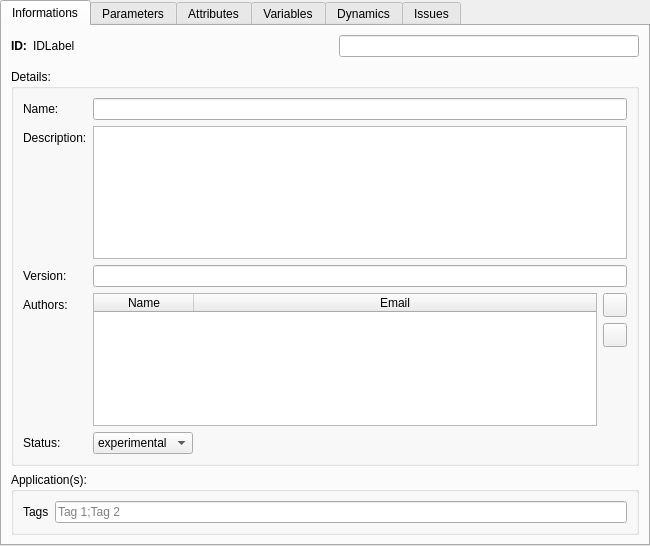
OpenFLUID/openfluid, file src/openfluid/ui/common/SignatureEditorWidget.ui: the form before one commit.
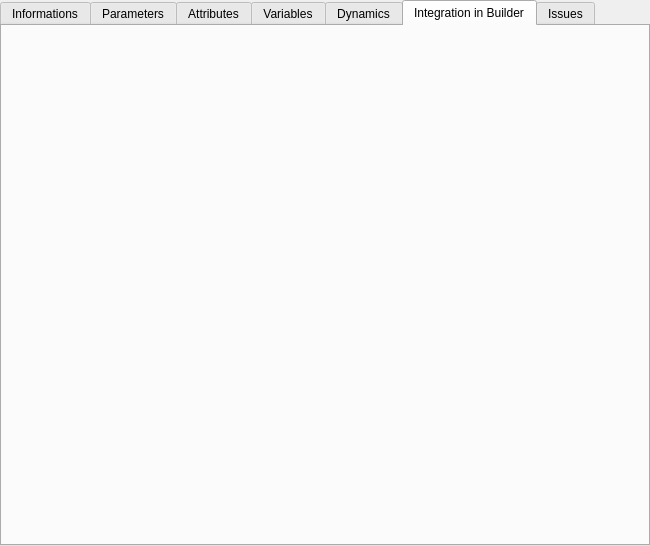
The form after the commit. The open tabs and pages were chosen to show the change. Custom widgets are drawn as their Qt base class.

Commit message:
Builderext options in Devstudio
* moved as dedicated widget
* used in new ware and signature dialogs
* removed duplicated builderext signature class

(references OpenFLUID/openfluid#1215)

```diff
--- a/src/openfluid/ui/common/SignatureEditorWidget.ui
+++ b/src/openfluid/ui/common/SignatureEditorWidget.ui
@@ -488,6 +488,29 @@
     </item>
    </layout>
   </widget>
+  <widget class="QWidget" name="BuilderextTab">
+   <attribute name="title">
+    <string>Integration in Builder</string>
+   </attribute>
+   <layout class="QVBoxLayout" name="verticalLayout_15">
+    <item>
+     <widget class="openfluid::ui::common::BuilderextSetupWidget" name="BextSetupWidget" native="true"/>
+    </item>
+    <item>
+     <spacer name="verticalSpacer_4">
+      <property name="orientation">
+       <enum>Qt::Vertical</enum>
+      </property>
+      <property name="sizeHint" stdset="0">
+       <size>
+        <width>20</width>
+        <height>40</height>
+       </size>
+      </property>
+     </spacer>
+    </item>
+   </layout>
+  </widget>
   <widget class="QWidget" name="IssuesTab">
    <attribute name="title">
     <string>Issues</string>
@@ -500,6 +523,12 @@
   </widget>
  </widget>
  <customwidgets>
+  <customwidget>
+   <class>openfluid::ui::common::BuilderextSetupWidget</class>
+   <extends>QWidget</extends>
+   <header location="global">openfluid/ui/common/BuilderextSetupWidget.hpp</header>
+   <container>1</container>
+  </customwidget>
   <customwidget>
    <class>openfluid::ui::common::SignatureDataEditorWidget</class>
    <extends>QWidget</extends>
```
The commit also changes 12 other files.
